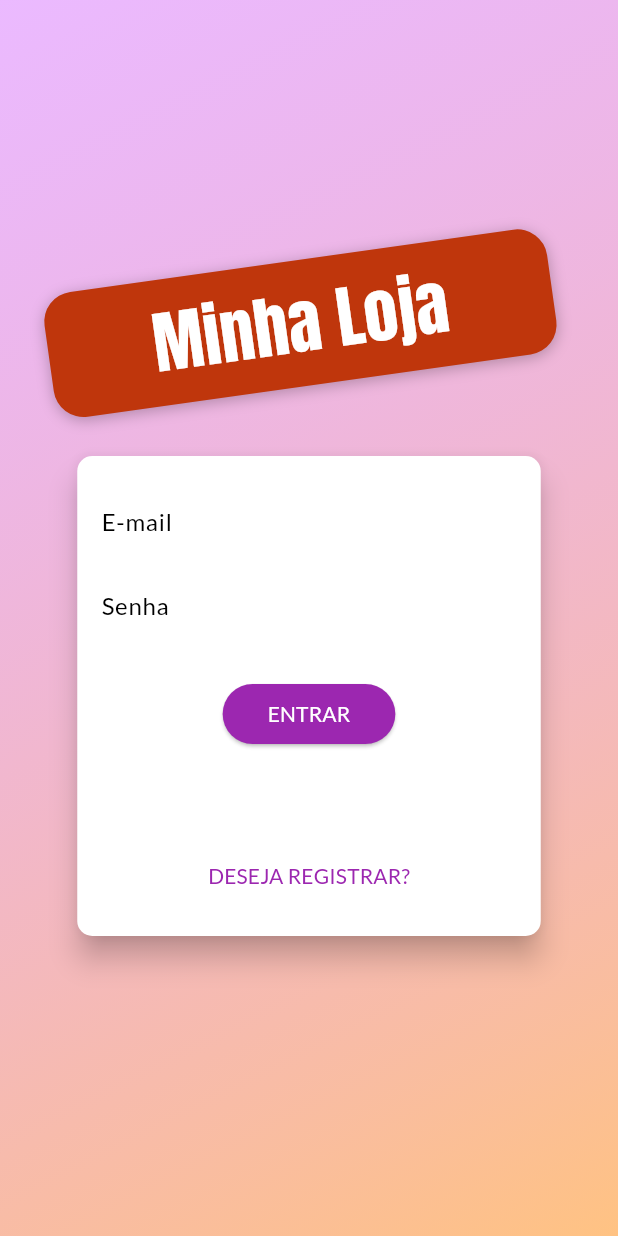
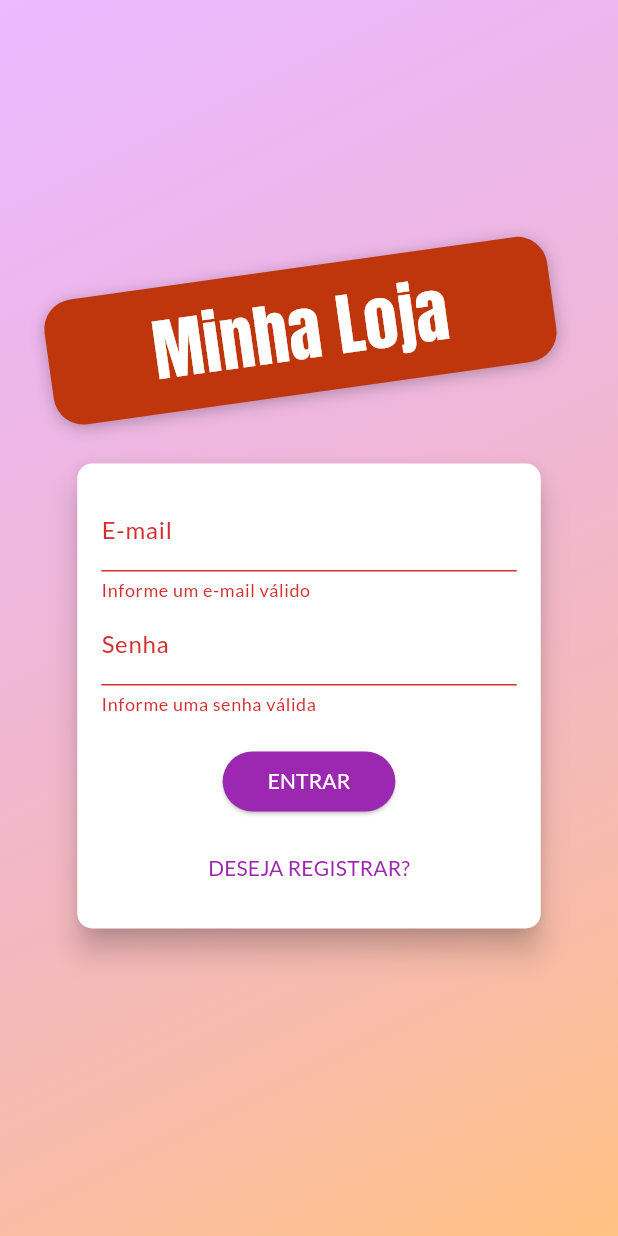
Before and after one commit to EduardoKernGoes/Flutter_Dart_para_IOS_Android-Udemy, a Flutter app: the screen it shows after launch, after a tap on "ENTRAR", on a phone screen of 412 x 824 dp. Run offline on Flutter 3.47's test engine with Material 3 defaults, Android fonts, the light colour scheme and no system bars; network calls fail.

Commit message:
Aula 300

```diff
--- a/secao8_gerenciamento_de_estado/lib/components/auth_form.dart
+++ b/secao8_gerenciamento_de_estado/lib/components/auth_form.dart
@@ -1,4 +1,6 @@
 import 'package:flutter/material.dart';
+import 'package:provider/provider.dart';
+import 'package:secao8_gerenciamento_de_estado/models/auth.dart';
 
 enum AuthMode {Signup, Login}
 
@@ -11,6 +13,8 @@ class AuthForm extends StatefulWidget {
 
 class _AuthFormState extends State<AuthForm> {
   final _passwordController = TextEditingController();
+  final _formKey = GlobalKey<FormState>();
+
   AuthMode _authMode = AuthMode.Login;
   Map<String, String> _authData ={
     'email': '',
@@ -19,6 +23,7 @@ class _AuthFormState extends State<AuthForm> {
 
   bool _isLogin() => _authMode == AuthMode.Login;
   bool _isSignup() => _authMode == AuthMode.Signup;
+  bool _isLoading = false;
 
   void _switchAuthMode(){
     setState(() {
@@ -30,7 +35,25 @@ class _AuthFormState extends State<AuthForm> {
     });
   }
 
-  void _submit (){}
+  Future<void> _submit () async{
+    final isValid = _formKey.currentState?.validate() ?? false;
+    if(!isValid){
+      return;
+    }
+
+    setState(() => _isLoading = true);
+
+    _formKey.currentState?.save();
+    Auth auth = Provider.of(context, listen: false);
+
+    if(_isLogin()){
+
+    }else{
+      await auth.singup(_authData['email']!, _authData['password']!);
+    }
+
+    setState(() => _isLoading = false);
+  }
 
   @override
   Widget build(BuildContext context) {
@@ -42,16 +65,17 @@ class _AuthFormState extends State<AuthForm> {
       ),
       child: Container(
         padding: const EdgeInsets.all(16),
-        height: 320,
+        height: _isLogin() ? 310 : 400,
         width: deviceSize.width * 0.75,
         child: Form(
+          key: _formKey,
           child: Column(
             children: [
               TextFormField(
                 decoration: InputDecoration(labelText: 'E-mail'),
                 keyboardType: TextInputType.emailAddress,
                 onSaved: (email) => _authData['email'] = email ?? '',
-                validator: _isLogin() ? null : (_email){
+                validator: (_email){
                   final email = _email ?? '';
                   if(email.trim().isEmpty || !email.contains('@')){
                     return 'Informe um e-mail válido';
@@ -80,13 +104,16 @@ class _AuthFormState extends State<AuthForm> {
                   obscureText: true,
                   validator: _isLogin() ? null : (_password){
                     final password = _password ?? '';
-                    if(password != _passwordController){
+                    if(password != _passwordController.text){
                       return 'Senhas informadas não conferem';
                     }
                     return null;
                   },
                 ),
               SizedBox(height: 20),
+              if(_isLoading)
+                CircularProgressIndicator()
+              else
                 ElevatedButton(
                   onPressed: _submit,
                   style: ElevatedButton.styleFrom(
--- a/secao8_gerenciamento_de_estado/lib/main.dart
+++ b/secao8_gerenciamento_de_estado/lib/main.dart
@@ -1,5 +1,6 @@
 import 'package:flutter/material.dart';
 import 'package:provider/provider.dart';
+import 'package:secao8_gerenciamento_de_estado/models/auth.dart';
 import 'package:secao8_gerenciamento_de_estado/models/cart.dart';
 import 'package:secao8_gerenciamento_de_estado/models/order_list.dart';
 import 'package:secao8_gerenciamento_de_estado/models/product_list.dart';
@@ -26,6 +27,7 @@ class MyApp extends StatelessWidget {
         ChangeNotifierProvider(create: (_) => ProductList()),
         ChangeNotifierProvider(create: (_) => Cart()),
         ChangeNotifierProvider(create: (_) => OrderList()),
+        ChangeNotifierProvider(create: (_) => Auth()),
       ],
       child: MaterialApp(
         title: 'Flutter Demo',
```
Also changed, not shown: secao8_gerenciamento_de_estado/lib/models/auth.dart (added, +21 -0 lines). Lines whose indentation alone changed are shown as unchanged.
